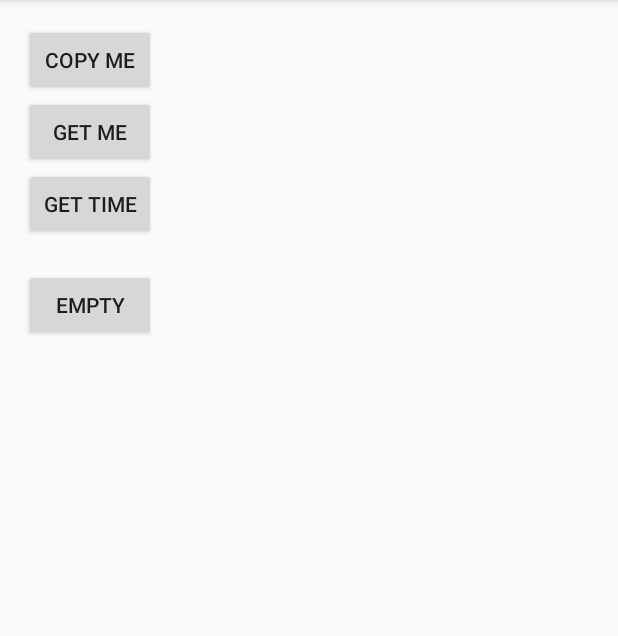
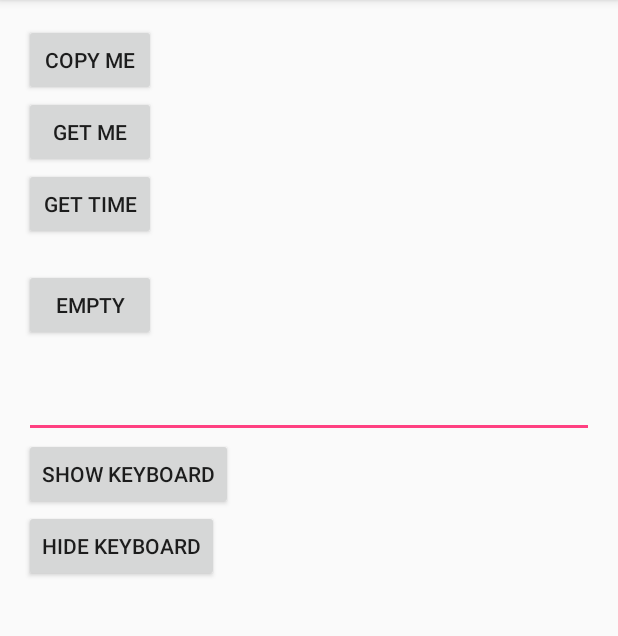
Before and after one commit to zouliping/android-utils, an Android app: the screen it shows after launch (MainActivity), on a phone screen of 412 x 824 dp, the part 84-720 px from its top. Run offline under Robolectric (Android 15) with nearby library versions, the phone set to English and light mode, and no system bars.

Commit message:
新增键盘工具类

```diff
--- a/app/src/main/java/me/ellie/utils/MainActivity.java
+++ b/app/src/main/java/me/ellie/utils/MainActivity.java
@@ -5,6 +5,7 @@ import android.support.annotation.Nullable;
 import android.support.v7.app.AppCompatActivity;
 import android.util.SparseArray;
 import android.view.View;
+import android.widget.EditText;
 import android.widget.TextView;
 
 import java.util.ArrayList;
@@ -12,12 +13,14 @@ import java.util.List;
 
 import me.ellie.utils.library.ClipboardUtil;
 import me.ellie.utils.library.EmptyUtil;
+import me.ellie.utils.library.KeyboardUtil;
 import me.ellie.utils.library.TimeUtil;
 import me.ellie.utils.library.ToastUtil;
 
 public class MainActivity extends AppCompatActivity implements View.OnClickListener {
 
     private TextView tvShowTime, tvEmpty;
+    private EditText etContent;
 
     @Override
     protected void onCreate(@Nullable Bundle savedInstanceState) {
@@ -29,6 +32,9 @@ public class MainActivity extends AppCompatActivity implements View.OnClickListe
         tvShowTime = (TextView) findViewById(R.id.main_show_time_tv);
         findViewById(R.id.main_empty_btn).setOnClickListener(this);
         tvEmpty = (TextView) findViewById(R.id.main_show_empty_tv);
+        etContent = (EditText) findViewById(R.id.main_content_et);
+        findViewById(R.id.main_show_keyboard_btn).setOnClickListener(this);
+        findViewById(R.id.main_hide_keyboard_btn).setOnClickListener(this);
     }
 
     @Override
@@ -61,6 +67,12 @@ public class MainActivity extends AppCompatActivity implements View.OnClickListe
                         + "\nstrSA is empty " + EmptyUtil.isEmpty(strSA)
                         + "\n strList is list empty " + EmptyUtil.listIsEmpty(strList));
                 break;
+            case R.id.main_show_keyboard_btn:
+                KeyboardUtil.showKeyboard(this, etContent);
+                break;
+            case R.id.main_hide_keyboard_btn:
+                KeyboardUtil.hideKeyboard(this);
+                break;
         }
     }
 }
--- a/app/src/main/res/layout/activity_main.xml
+++ b/app/src/main/res/layout/activity_main.xml
@@ -1,9 +1,13 @@
 <?xml version="1.0" encoding="utf-8"?>
-<LinearLayout xmlns:android="http://schemas.android.com/apk/res/android"
+<ScrollView  xmlns:android="http://schemas.android.com/apk/res/android"
+    android:layout_width="match_parent"
+    android:layout_height="match_parent">
+
+<LinearLayout
     xmlns:tools="http://schemas.android.com/tools"
     android:id="@+id/activity_main"
     android:layout_width="match_parent"
-    android:layout_height="match_parent"
+    android:layout_height="wrap_content"
     android:orientation="vertical"
     android:paddingBottom="@dimen/activity_vertical_margin"
     android:paddingLeft="@dimen/activity_horizontal_margin"
@@ -45,4 +49,23 @@
         android:layout_width="match_parent"
         android:layout_height="wrap_content" />
 
+    <EditText
+        android:id="@+id/main_content_et"
+        android:layout_width="match_parent"
+        android:layout_height="wrap_content" />
+
+    <Button
+        android:id="@+id/main_show_keyboard_btn"
+        android:layout_width="wrap_content"
+        android:layout_height="wrap_content"
+        android:text="show keyboard"/>
+
+    <Button
+        android:id="@+id/main_hide_keyboard_btn"
+        android:layout_width="wrap_content"
+        android:layout_height="wrap_content"
+        android:text="hide keyboard"/>
+
 </LinearLayout>
+
+</ScrollView>
```
Also changed, not shown: library/src/main/java/me/ellie/utils/library/KeyboardUtil.java (added, +41 -0 lines).
